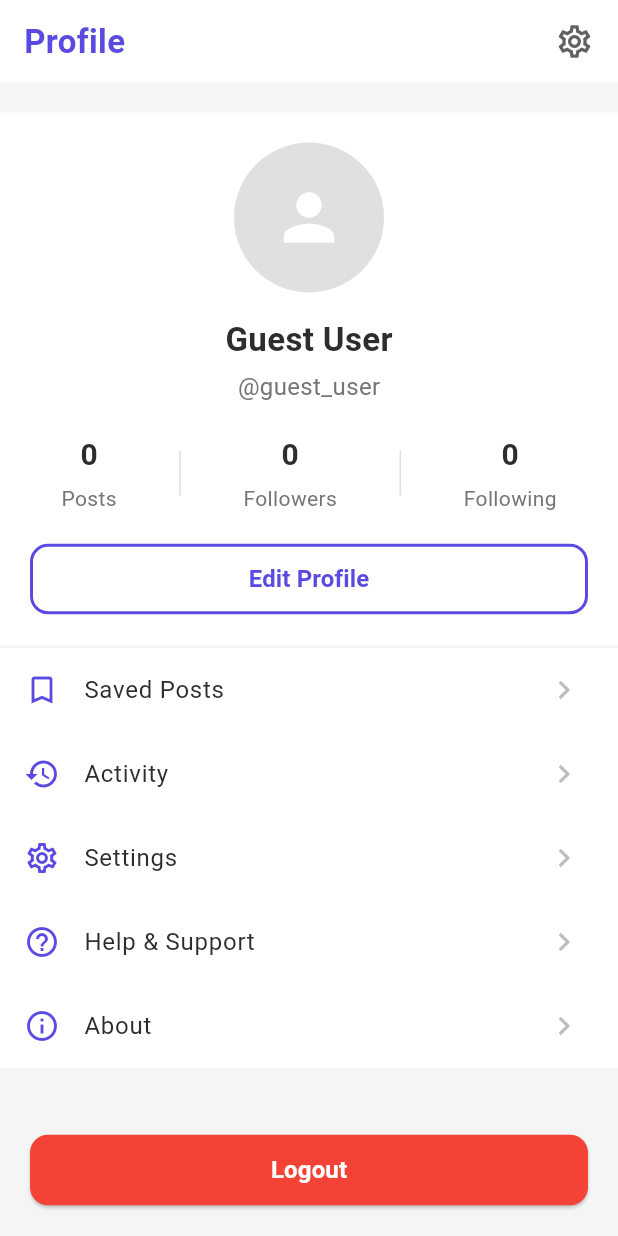
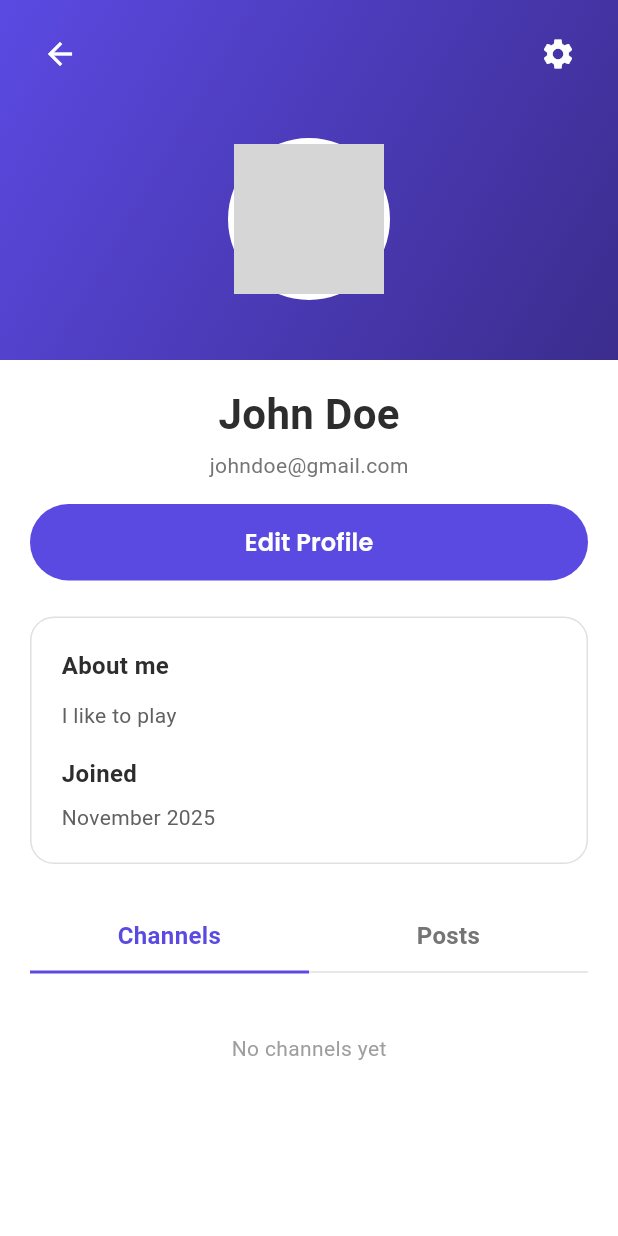
Before and after one commit to Josephalexander1010/SQA_readerhub, a Flutter app: the ProfilePage screen opened directly, on a phone screen of 412 x 824 dp. Run offline on Flutter 3.47's test engine with Material 3 defaults, Android fonts, the phone set to English and light mode, and no system bars; our stand-ins replace google_fonts, shared_preferences, smooth_page_indicator; missing offline and left inert: carousel_slider_plus, tutorial_coach_mark; accounts and stored records are empty; network calls fail; grey boxes are pictures that could not be loaded.

Commit message:
feat: redesigned profile page layout with gradient header

```diff
--- a/helloworld/lib/profilepage.dart
+++ b/helloworld/lib/profilepage.dart
@@ -6,29 +6,47 @@ class ProfilePage extends StatelessWidget {
   @override
   Widget build(BuildContext context) {
     return Scaffold(
-      backgroundColor: const Color(0xFFF5F5F5),
+      backgroundColor: Colors.white,
       body: SafeArea(
         child: Column(
           children: [
-            // Header
+            // Header with gradient background
             Container(
-              color: Colors.white,
+              width: double.infinity,
+              decoration: const BoxDecoration(
+                gradient: LinearGradient(
+                  begin: Alignment.topLeft,
+                  end: Alignment.bottomRight,
+                  colors: [Color(0xFF5B4AE2), Color(0xFF3B2C8D)],
+                ),
+              ),
+              child: Column(
+                children: [
+                  // Top bar with back and settings icons
+                  Padding(
                     padding: const EdgeInsets.symmetric(horizontal: 16, vertical: 12),
                     child: Row(
+                      mainAxisAlignment: MainAxisAlignment.spaceBetween,
                       children: [
-                  const Text(
-                    'Profile',
-                    style: TextStyle(
-                      fontSize: 22,
-                      fontWeight: FontWeight.bold,
-                      color: Color(0xFF5B4AE2),
+                        IconButton(
+                          onPressed: () {
+                            print('Back pressed');
+                          },
+                          icon: const Icon(
+                            Icons.arrow_back,
+                            color: Colors.white,
+                            size: 24,
                           ),
                         ),
-                  const Spacer(),
-                  Icon(
-                    Icons.settings_outlined,
-                    color: Colors.grey[700],
-                    size: 26,
+                        IconButton(
+                          onPressed: () {
+                            print('Settings pressed');
+                          },
+                          icon: const Icon(
+                            Icons.settings,
+                            color: Colors.white,
+                            size: 24,
+                          ),
                         ),
                       ],
                     ),
@@ -36,80 +54,193 @@ class ProfilePage extends StatelessWidget {
 
                   const SizedBox(height: 20),
 
-            // Profile Info
+                  // Profile Avatar
                   Container(
-              color: Colors.white,
-              padding: const EdgeInsets.all(20),
-              child: Column(
-                children: [
-                  // Avatar
-                  CircleAvatar(
+                    decoration: BoxDecoration(
+                      shape: BoxShape.circle,
+                      border: Border.all(color: Colors.white, width: 4),
+                    ),
+                    child: const CircleAvatar(
                       radius: 50,
-                    backgroundColor: Colors.grey[300],
-                    child: const Icon(
+                      backgroundColor: Colors.grey,
+                      backgroundImage: NetworkImage(
+                        'https://via.placeholder.com/150',
+                      ),
+                      child: Icon(
                         Icons.person,
                         size: 50,
                         color: Colors.white,
                       ),
                     ),
-                  const SizedBox(height: 16),
+                  ),
 
-                  // Name
+                  const SizedBox(height: 40),
+                ],
+              ),
+            ),
+
+            // White content area
+            Expanded(
+              child: SingleChildScrollView(
+                child: Column(
+                  children: [
+                    // Name and Email
+                    Padding(
+                      padding: const EdgeInsets.symmetric(horizontal: 20, vertical: 16),
+                      child: Column(
+                        children: [
                           const Text(
-                    'Guest User',
+                            'John Doe',
                             style: TextStyle(
-                      fontSize: 22,
+                              fontSize: 28,
                               fontWeight: FontWeight.bold,
                               color: Color(0xFF2D2D2D),
                             ),
                           ),
                           const SizedBox(height: 4),
-
-                  // Username
                           Text(
-                    '@guest_user',
-                    style: TextStyle(fontSize: 16, color: Colors.grey[600]),
+                            'johndoe@gmail.com',
+                            style: TextStyle(
+                              fontSize: 14,
+                              color: Colors.grey[600],
+                            ),
+                          ),
+                        ],
+                      ),
                     ),
 
-                  const SizedBox(height: 20),
-
-                  // Stats
-                  Row(
-                    mainAxisAlignment: MainAxisAlignment.spaceAround,
-                    children: [
-                      _buildStatItem('Posts', '0'),
-                      Container(width: 1, height: 30, color: Colors.grey[300]),
-                      _buildStatItem('Followers', '0'),
-                      Container(width: 1, height: 30, color: Colors.grey[300]),
-                      _buildStatItem('Following', '0'),
-                    ],
-                  ),
-
-                  const SizedBox(height: 20),
-
                     // Edit Profile Button
-                  SizedBox(
+                    Padding(
+                      padding: const EdgeInsets.symmetric(horizontal: 20),
+                      child: SizedBox(
                         width: double.infinity,
-                    child: OutlinedButton(
+                        child: ElevatedButton(
                           onPressed: () {
                             print('Edit Profile');
                           },
-                      style: OutlinedButton.styleFrom(
-                        foregroundColor: const Color(0xFF5B4AE2),
-                        side: const BorderSide(
-                          color: Color(0xFF5B4AE2),
-                          width: 2,
+                          style: ElevatedButton.styleFrom(
+                            backgroundColor: const Color(0xFF5B4AE2),
+                            foregroundColor: Colors.white,
+                            shape: RoundedRectangleBorder(
+                              borderRadius: BorderRadius.circular(30),
                             ),
-                        shape: RoundedRectangleBorder(
-                          borderRadius: BorderRadius.circular(12),
-                        ),
-                        padding: const EdgeInsets.symmetric(vertical: 12),
+                            padding: const EdgeInsets.symmetric(vertical: 14),
+                            elevation: 0,
                           ),
                           child: const Text(
                             'Edit Profile',
                             style: TextStyle(
                               fontSize: 16,
                               fontWeight: FontWeight.w600,
+                              fontFamily: 'Poppins',
+                            ),
+                          ),
+                        ),
+                      ),
+                    ),
+
+                    const SizedBox(height: 24),
+
+                    // About me section
+                    Padding(
+                      padding: const EdgeInsets.symmetric(horizontal: 20),
+                      child: Container(
+                        width: double.infinity,
+                        padding: const EdgeInsets.all(20),
+                        decoration: BoxDecoration(
+                          color: Colors.white,
+                          borderRadius: BorderRadius.circular(16),
+                          border: Border.all(color: Colors.grey[300]!),
+                        ),
+                        child: Column(
+                          crossAxisAlignment: CrossAxisAlignment.start,
+                          children: [
+                            const Text(
+                              'About me',
+                              style: TextStyle(
+                                fontSize: 16,
+                                fontWeight: FontWeight.bold,
+                                color: Color(0xFF2D2D2D),
+                              ),
+                            ),
+                            const SizedBox(height: 12),
+                            Text(
+                              'I like to play',
+                              style: TextStyle(
+                                fontSize: 14,
+                                color: Colors.grey[700],
+                                height: 1.5,
+                              ),
+                            ),
+                            const SizedBox(height: 16),
+                            const Text(
+                              'Joined',
+                              style: TextStyle(
+                                fontSize: 16,
+                                fontWeight: FontWeight.bold,
+                                color: Color(0xFF2D2D2D),
+                              ),
+                            ),
+                            const SizedBox(height: 8),
+                            Text(
+                              'November 2025',
+                              style: TextStyle(
+                                fontSize: 14,
+                                color: Colors.grey[700],
+                              ),
+                            ),
+                          ],
+                        ),
+                      ),
+                    ),
+
+                    const SizedBox(height: 24),
+
+                    // Channels and Posts tabs
+                    Padding(
+                      padding: const EdgeInsets.symmetric(horizontal: 20),
+                      child: Row(
+                        children: [
+                          Expanded(
+                            child: Container(
+                              padding: const EdgeInsets.symmetric(vertical: 12),
+                              decoration: const BoxDecoration(
+                                border: Border(
+                                  bottom: BorderSide(
+                                    color: Color(0xFF5B4AE2),
+                                    width: 2,
+                                  ),
+                                ),
+                              ),
+                              child: const Text(
+                                'Channels',
+                                textAlign: TextAlign.center,
+                                style: TextStyle(
+                                  fontSize: 16,
+                                  fontWeight: FontWeight.w600,
+                                  color: Color(0xFF5B4AE2),
+                                ),
+                              ),
+                            ),
+                          ),
+                          Expanded(
+                            child: Container(
+                              padding: const EdgeInsets.symmetric(vertical: 12),
+                              decoration: BoxDecoration(
+                                border: Border(
+                                  bottom: BorderSide(
+                                    color: Colors.grey[300]!,
+                                    width: 1,
+                                  ),
+                                ),
+                              ),
+                              child: Text(
+                                'Posts',
+                                textAlign: TextAlign.center,
+                                style: TextStyle(
+                                  fontSize: 16,
+                                  fontWeight: FontWeight.w600,
+                                  color: Colors.grey[600],
                                 ),
                               ),
                             ),
@@ -118,45 +249,21 @@ class ProfilePage extends StatelessWidget {
                       ),
                     ),
 
-            const SizedBox(height: 2),
+                    const SizedBox(height: 40),
 
-            // Menu Items
-            Container(
-              color: Colors.white,
-              child: Column(
-                children: [
-                  _buildMenuItem(Icons.bookmark_border, 'Saved Posts'),
-                  _buildMenuItem(Icons.history, 'Activity'),
-                  _buildMenuItem(Icons.settings_outlined, 'Settings'),
-                  _buildMenuItem(Icons.help_outline, 'Help & Support'),
-                  _buildMenuItem(Icons.info_outline, 'About'),
-                ],
+                    // Empty state
+                    Center(
+                      child: Text(
+                        'No channels yet',
+                        style: TextStyle(
+                          fontSize: 14,
+                          color: Colors.grey[500],
+                        ),
                       ),
                     ),
 
-            const Spacer(),
-
-            // Logout Button
-            Padding(
-              padding: const EdgeInsets.all(20),
-              child: SizedBox(
-                width: double.infinity,
-                child: ElevatedButton(
-                  onPressed: () {
-                    print('Logout');
-                  },
-                  style: ElevatedButton.styleFrom(
-                    backgroundColor: Colors.red,
-                    foregroundColor: Colors.white,
-                    padding: const EdgeInsets.symmetric(vertical: 12),
-                    shape: RoundedRectangleBorder(
-                      borderRadius: BorderRadius.circular(12),
-                    ),
-                  ),
-                  child: const Text(
-                    'Logout',
-                    style: TextStyle(fontSize: 16, fontWeight: FontWeight.w600),
-                  ),
+                    const SizedBox(height: 40),
+                  ],
                 ),
               ),
             ),
@@ -165,35 +272,4 @@ class ProfilePage extends StatelessWidget {
       ),
     );
   }
-
-  Widget _buildStatItem(String label, String value) {
-    return Column(
-      children: [
-        Text(
-          value,
-          style: const TextStyle(
-            fontSize: 20,
-            fontWeight: FontWeight.bold,
-            color: Color(0xFF2D2D2D),
-          ),
-        ),
-        const SizedBox(height: 4),
-        Text(label, style: TextStyle(fontSize: 14, color: Colors.grey[600])),
-      ],
-    );
 }
-
-  Widget _buildMenuItem(IconData icon, String title) {
-    return ListTile(
-      leading: Icon(icon, color: const Color(0xFF5B4AE2)),
-      title: Text(
-        title,
-        style: const TextStyle(fontSize: 16, color: Color(0xFF2D2D2D)),
-      ),
-      trailing: Icon(Icons.chevron_right, color: Colors.grey[400]),
-      onTap: () {
-        print('Tapped: $title');
-      },
-    );
-  }
-}
```
Also changed, not shown: helloworld/pubspec.lock. Lines whose indentation alone changed are shown as unchanged.
